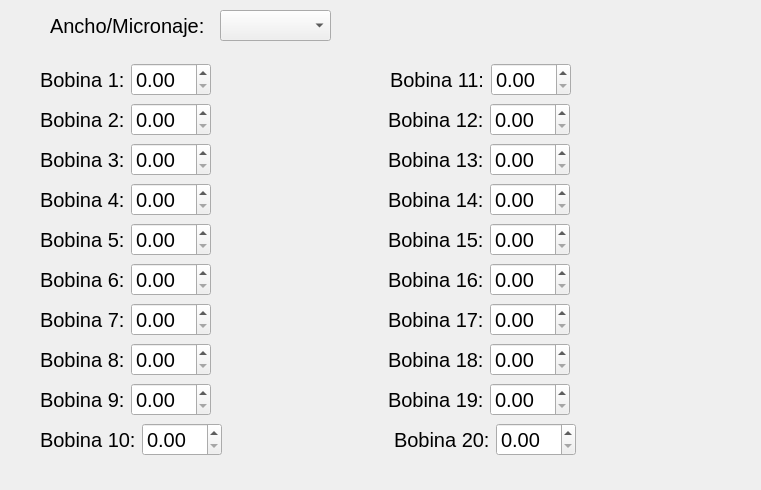
Qt form Bolsaco/Extrusora.ui (maurocipo/Bolsaco) before a commit.
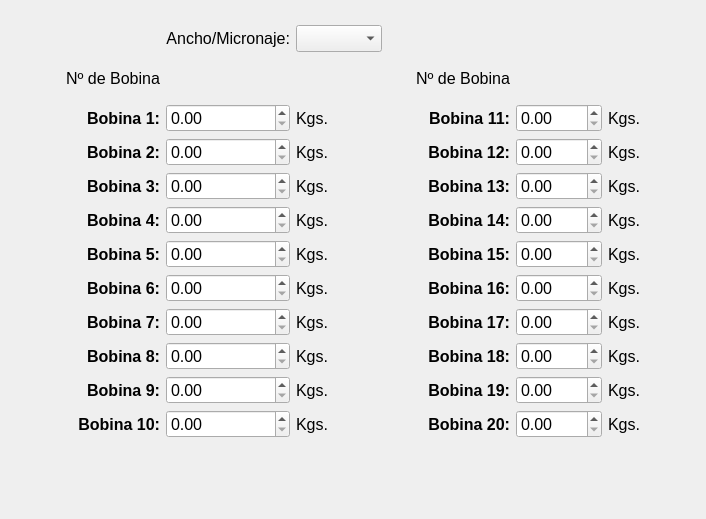
The same form after that commit.

Commit message: - Fixed layouts to work with window resizing. - Added version control of the DB and APP. - Added date control against clock manipulation. - Added automatic backup mechanism.

The edit to the form file:
```diff
--- a/Bolsaco/Extrusora.ui
+++ b/Bolsaco/Extrusora.ui
@@ -6,79 +6,100 @@
    <rect>
     <x>0</x>
     <y>0</y>
-    <width>761</width>
-    <height>490</height>
+    <width>706</width>
+    <height>519</height>
    </rect>
   </property>
   <property name="windowTitle">
    <string>Form</string>
   </property>
+  <layout class="QGridLayout" name="gridLayout_2" rowstretch="1,0,5" columnstretch="0">
+   <item row="2" column="0">
+    <spacer name="verticalSpacer">
+     <property name="orientation">
+      <enum>Qt::Vertical</enum>
+     </property>
+     <property name="sizeHint" stdset="0">
+      <size>
+       <width>20</width>
+       <height>40</height>
+      </size>
+     </property>
+    </spacer>
+   </item>
+   <item row="0" column="0">
+    <spacer name="verticalSpacer_2">
+     <property name="orientation">
+      <enum>Qt::Vertical</enum>
+     </property>
+     <property name="sizeHint" stdset="0">
+      <size>
+       <width>20</width>
+       <height>40</height>
+      </size>
+     </property>
+    </spacer>
+   </item>
+   <item row="1" column="0">
+    <layout class="QGridLayout" name="gridLayout" columnstretch="2,0,0,0,1,0,0,0,2">
+     <item row="0" column="2">
   <widget class="QLabel" name="label_21">
-   <property name="geometry">
-    <rect>
-     <x>50</x>
-     <y>10</y>
-     <width>161</width>
-     <height>31</height>
-    </rect>
-   </property>
    <property name="font">
     <font>
-     <pointsize>15</pointsize>
+         <pointsize>12</pointsize>
     </font>
    </property>
    <property name="text">
     <string>Ancho/Micronaje:</string>
    </property>
-  </widget>
-  <widget class="QComboBox" name="comboBox">
-   <property name="geometry">
-    <rect>
-     <x>220</x>
-     <y>10</y>
-     <width>111</width>
-     <height>31</height>
-    </rect>
-   </property>
+       <property name="alignment">
+        <set>Qt::AlignRight|Qt::AlignTrailing|Qt::AlignVCenter</set>
+       </property>
+      </widget>
+     </item>
+     <item row="10" column="5">
+      <widget class="QLabel" name="label_Bobina19">
    <property name="font">
     <font>
-     <pointsize>15</pointsize>
-    </font>
-   </property>
-  </widget>
-  <widget class="QWidget" name="horizontalLayoutWidget">
-   <property name="geometry">
-    <rect>
-     <x>40</x>
-     <y>40</y>
-     <width>703</width>
-     <height>80</height>
-    </rect>
-   </property>
-   <layout class="QHBoxLayout" name="horizontalLayout">
-    <item>
-     <widget class="QLabel" name="label_Bobina1">
+         <pointsize>12</pointsize>
+         <weight>75</weight>
+         <bold>true</bold>
+        </font>
+       </property>
+       <property name="text">
+        <string>Bobina 19:</string>
+       </property>
+       <property name="alignment">
+        <set>Qt::AlignRight|Qt::AlignTrailing|Qt::AlignVCenter</set>
+       </property>
+      </widget>
+     </item>
+     <item row="3" column="3">
+      <widget class="QLabel" name="label_2">
       <property name="font">
        <font>
-        <pointsize>15</pointsize>
+         <pointsize>12</pointsize>
        </font>
       </property>
       <property name="text">
-       <string>Bobina 1:</string>
+        <string>Kgs.</string>
       </property>
      </widget>
     </item>
-    <item>
-     <widget class="QDoubleSpinBox" name="doubleSpinBox_1">
+     <item row="3" column="6">
+      <widget class="QDoubleSpinBox" name="doubleSpinBox_12">
       <property name="font">
        <font>
-        <pointsize>15</pointsize>
-       </font>
-      </property>
-     </widget>
-    </item>
-    <item>
-     <spacer name="horizontalSpacer_2">
+         <pointsize>12</pointsize>
+        </font>
+       </property>
+       <property name="maximum">
+        <double>9999.989999999999782</double>
+       </property>
+      </widget>
+     </item>
+     <item row="2" column="8">
+      <spacer name="horizontalSpacer_4">
       <property name="orientation">
        <enum>Qt::Horizontal</enum>
       </property>
@@ -90,235 +111,421 @@
       </property>
      </spacer>
     </item>
-    <item>
+     <item row="4" column="3">
+      <widget class="QLabel" name="label_3">
+       <property name="font">
+        <font>
+         <pointsize>12</pointsize>
+        </font>
+       </property>
+       <property name="text">
+        <string>Kgs.</string>
+       </property>
+      </widget>
+     </item>
+     <item row="2" column="4">
+      <spacer name="horizontalSpacer">
+       <property name="orientation">
+        <enum>Qt::Horizontal</enum>
+       </property>
+       <property name="sizeHint" stdset="0">
+        <size>
+         <width>40</width>
+         <height>20</height>
+        </size>
+       </property>
+      </spacer>
+     </item>
+     <item row="9" column="5">
+      <widget class="QLabel" name="label_Bobina18">
+       <property name="font">
+        <font>
+         <pointsize>12</pointsize>
+         <weight>75</weight>
+         <bold>true</bold>
+        </font>
+       </property>
+       <property name="text">
+        <string>Bobina 18:</string>
+       </property>
+       <property name="alignment">
+        <set>Qt::AlignRight|Qt::AlignTrailing|Qt::AlignVCenter</set>
+       </property>
+      </widget>
+     </item>
+     <item row="11" column="3">
+      <widget class="QLabel" name="label_10">
+       <property name="font">
+        <font>
+         <pointsize>12</pointsize>
+        </font>
+       </property>
+       <property name="text">
+        <string>Kgs.</string>
+       </property>
+      </widget>
+     </item>
+     <item row="8" column="7">
+      <widget class="QLabel" name="label_17">
+       <property name="font">
+        <font>
+         <pointsize>12</pointsize>
+        </font>
+       </property>
+       <property name="text">
+        <string>Kgs.</string>
+       </property>
+      </widget>
+     </item>
+     <item row="5" column="2">
+      <widget class="QDoubleSpinBox" name="doubleSpinBox_4">
+       <property name="font">
+        <font>
+         <pointsize>12</pointsize>
+        </font>
+       </property>
+       <property name="maximum">
+        <double>9999.989999999999782</double>
+       </property>
+      </widget>
+     </item>
+     <item row="11" column="7">
+      <widget class="QLabel" name="label_20">
+       <property name="font">
+        <font>
+         <pointsize>12</pointsize>
+        </font>
+       </property>
+       <property name="text">
+        <string>Kgs.</string>
+       </property>
+      </widget>
+     </item>
+     <item row="4" column="2">
+      <widget class="QDoubleSpinBox" name="doubleSpinBox_3">
+       <property name="font">
+        <font>
+         <pointsize>12</pointsize>
+        </font>
+       </property>
+       <property name="maximum">
+        <double>9999.989999999999782</double>
+       </property>
+      </widget>
+     </item>
+     <item row="7" column="7">
+      <widget class="QLabel" name="label_16">
+       <property name="font">
+        <font>
+         <pointsize>12</pointsize>
+        </font>
+       </property>
+       <property name="text">
+        <string>Kgs.</string>
+       </property>
+      </widget>
+     </item>
+     <item row="8" column="3">
+      <widget class="QLabel" name="label_7">
+       <property name="font">
+        <font>
+         <pointsize>12</pointsize>
+        </font>
+       </property>
+       <property name="text">
+        <string>Kgs.</string>
+       </property>
+      </widget>
+     </item>
+     <item row="5" column="7">
+      <widget class="QLabel" name="label_14">
+       <property name="font">
+        <font>
+         <pointsize>12</pointsize>
+        </font>
+       </property>
+       <property name="text">
+        <string>Kgs.</string>
+       </property>
+      </widget>
+     </item>
+     <item row="4" column="6">
+      <widget class="QDoubleSpinBox" name="doubleSpinBox_13">
+       <property name="font">
+        <font>
+         <pointsize>12</pointsize>
+        </font>
+       </property>
+       <property name="maximum">
+        <double>9999.989999999999782</double>
+       </property>
+      </widget>
+     </item>
+     <item row="9" column="6">
+      <widget class="QDoubleSpinBox" name="doubleSpinBox_18">
+       <property name="font">
+        <font>
+         <pointsize>12</pointsize>
+        </font>
+       </property>
+       <property name="maximum">
+        <double>9999.989999999999782</double>
+       </property>
+      </widget>
+     </item>
+     <item row="2" column="3">
+      <widget class="QLabel" name="label">
+       <property name="font">
+        <font>
+         <pointsize>12</pointsize>
+        </font>
+       </property>
+       <property name="text">
+        <string>Kgs.</string>
+       </property>
+      </widget>
+     </item>
+     <item row="2" column="5">
      <widget class="QLabel" name="label_Bobina11">
       <property name="font">
        <font>
-        <pointsize>15</pointsize>
+         <pointsize>12</pointsize>
+         <weight>75</weight>
+         <bold>true</bold>
        </font>
       </property>
       <property name="text">
        <string>Bobina 11:</string>
       </property>
-     </widget>
-    </item>
-    <item>
-     <widget class="QDoubleSpinBox" name="doubleSpinBox_11">
+       <property name="alignment">
+        <set>Qt::AlignRight|Qt::AlignTrailing|Qt::AlignVCenter</set>
+       </property>
+      </widget>
+     </item>
+     <item row="7" column="6">
+      <widget class="QDoubleSpinBox" name="doubleSpinBox_16">
       <property name="font">
        <font>
-        <pointsize>15</pointsize>
-       </font>
-      </property>
-     </widget>
-    </item>
-    <item>
-     <spacer name="horizontalSpacer_11">
-      <property name="orientation">
-       <enum>Qt::Horizontal</enum>
-      </property>
-      <property name="sizeHint" stdset="0">
-       <size>
-        <width>40</width>
-        <height>20</height>
-       </size>
-      </property>
-     </spacer>
-    </item>
-   </layout>
-  </widget>
-  <widget class="QWidget" name="horizontalLayoutWidget_2">
-   <property name="geometry">
-    <rect>
-     <x>40</x>
-     <y>80</y>
-     <width>701</width>
-     <height>80</height>
-    </rect>
-   </property>
-   <layout class="QHBoxLayout" name="horizontalLayout_2">
-    <item>
+         <pointsize>12</pointsize>
+        </font>
+       </property>
+       <property name="maximum">
+        <double>9999.989999999999782</double>
+       </property>
+      </widget>
+     </item>
+     <item row="6" column="3">
+      <widget class="QLabel" name="label_5">
+       <property name="font">
+        <font>
+         <pointsize>12</pointsize>
+        </font>
+       </property>
+       <property name="text">
+        <string>Kgs.</string>
+       </property>
+      </widget>
+     </item>
+     <item row="10" column="6">
+      <widget class="QDoubleSpinBox" name="doubleSpinBox_19">
+       <property name="font">
+        <font>
+         <pointsize>12</pointsize>
+        </font>
+       </property>
+       <property name="maximum">
+        <double>9999.989999999999782</double>
+       </property>
+      </widget>
+     </item>
+     <item row="3" column="1">
      <widget class="QLabel" name="label_Bobina2">
       <property name="font">
        <font>
-        <pointsize>15</pointsize>
+         <pointsize>12</pointsize>
+         <weight>75</weight>
+         <bold>true</bold>
        </font>
       </property>
       <property name="text">
        <string>Bobina 2:</string>
       </property>
-     </widget>
-    </item>
-    <item>
-     <widget class="QDoubleSpinBox" name="doubleSpinBox_2">
-      <property name="font">
-       <font>
-        <pointsize>15</pointsize>
-       </font>
+       <property name="alignment">
+        <set>Qt::AlignRight|Qt::AlignTrailing|Qt::AlignVCenter</set>
       </property>
      </widget>
     </item>
-    <item>
-     <spacer name="horizontalSpacer">
-      <property name="orientation">
-       <enum>Qt::Horizontal</enum>
-      </property>
-      <property name="sizeHint" stdset="0">
-       <size>
-        <width>40</width>
-        <height>20</height>
-       </size>
-      </property>
-     </spacer>
-    </item>
-    <item>
-     <widget class="QLabel" name="label_Bobina12">
+     <item row="11" column="5">
+      <widget class="QLabel" name="label_Bobina20">
       <property name="font">
        <font>
-        <pointsize>15</pointsize>
+         <pointsize>12</pointsize>
+         <weight>75</weight>
+         <bold>true</bold>
        </font>
       </property>
       <property name="text">
-       <string>Bobina 12:</string>
-      </property>
-     </widget>
-    </item>
-    <item>
-     <widget class="QDoubleSpinBox" name="doubleSpinBox_12">
-      <property name="font">
-       <font>
-        <pointsize>15</pointsize>
-       </font>
+        <string>Bobina 20:</string>
+       </property>
+       <property name="alignment">
+        <set>Qt::AlignRight|Qt::AlignTrailing|Qt::AlignVCenter</set>
       </property>
      </widget>
     </item>
-    <item>
-     <spacer name="horizontalSpacer_12">
-      <property name="orientation">
-       <enum>Qt::Horizontal</enum>
-      </property>
-      <property name="sizeHint" stdset="0">
-       <size>
-        <width>40</width>
-        <height>20</height>
-       </size>
-      </property>
-     </spacer>
-    </item>
-   </layout>
-  </widget>
-  <widget class="QWidget" name="horizontalLayoutWidget_3">
-   <property name="geometry">
-    <rect>
-     <x>40</x>
-     <y>120</y>
-     <width>701</width>
-     <height>80</height>
-    </rect>
-   </property>
-   <layout class="QHBoxLayout" name="horizontalLayout_3">
-    <item>
-     <widget class="QLabel" name="label_Bobina3">
+     <item row="3" column="7">
+      <widget class="QLabel" name="label_12">
       <property name="font">
        <font>
-        <pointsize>15</pointsize>
+         <pointsize>12</pointsize>
        </font>
       </property>
       <property name="text">
-       <string>Bobina 3:</string>
+        <string>Kgs.</string>
       </property>
      </widget>
     </item>
-    <item>
-     <widget class="QDoubleSpinBox" name="doubleSpinBox_3">
-      <property name="font">
-       <font>
-        <pointsize>15</pointsize>
-       </font>
-      </property>
-     </widget>
-    </item>
-    <item>
-     <spacer name="horizontalSpacer_3">
-      <property name="orientation">
-       <enum>Qt::Horizontal</enum>
-      </property>
-      <property name="sizeHint" stdset="0">
-       <size>
-        <width>40</width>
-        <height>20</height>
-       </size>
-      </property>
-     </spacer>
-    </item>
-    <item>
+     <item row="4" column="5">
      <widget class="QLabel" name="label_Bobina13">
       <property name="font">
        <font>
-        <pointsize>15</pointsize>
+         <pointsize>12</pointsize>
+         <weight>75</weight>
+         <bold>true</bold>
        </font>
       </property>
       <property name="text">
        <string>Bobina 13:</string>
       </property>
-     </widget>
-    </item>
-    <item>
-     <widget class="QDoubleSpinBox" name="doubleSpinBox_13">
+       <property name="alignment">
+        <set>Qt::AlignRight|Qt::AlignTrailing|Qt::AlignVCenter</set>
+       </property>
+      </widget>
+     </item>
+     <item row="6" column="2">
+      <widget class="QDoubleSpinBox" name="doubleSpinBox_5">
       <property name="font">
        <font>
-        <pointsize>15</pointsize>
-       </font>
-      </property>
-     </widget>
-    </item>
-    <item>
-     <spacer name="horizontalSpacer_13">
-      <property name="orientation">
-       <enum>Qt::Horizontal</enum>
-      </property>
-      <property name="sizeHint" stdset="0">
-       <size>
-        <width>40</width>
-        <height>20</height>
-       </size>
-      </property>
-     </spacer>
-    </item>
-   </layout>
-  </widget>
-  <widget class="QWidget" name="horizontalLayoutWidget_4">
-   <property name="geometry">
-    <rect>
-     <x>40</x>
-     <y>160</y>
-     <width>701</width>
-     <height>80</height>
-    </rect>
-   </property>
-   <layout class="QHBoxLayout" name="horizontalLayout_4">
-    <item>
+         <pointsize>12</pointsize>
+        </font>
+       </property>
+       <property name="maximum">
+        <double>9999.989999999999782</double>
+       </property>
+      </widget>
+     </item>
+     <item row="10" column="1">
+      <widget class="QLabel" name="label_Bobina9">
+       <property name="font">
+        <font>
+         <pointsize>12</pointsize>
+         <weight>75</weight>
+         <bold>true</bold>
+        </font>
+       </property>
+       <property name="text">
+        <string>Bobina 9:</string>
+       </property>
+       <property name="alignment">
+        <set>Qt::AlignRight|Qt::AlignTrailing|Qt::AlignVCenter</set>
+       </property>
+      </widget>
+     </item>
+     <item row="5" column="6">
+      <widget class="QDoubleSpinBox" name="doubleSpinBox_14">
+       <property name="font">
+        <font>
+         <pointsize>12</pointsize>
+        </font>
+       </property>
+       <property name="maximum">
+        <double>9999.989999999999782</double>
+       </property>
+      </widget>
+     </item>
+     <item row="2" column="2">
+      <widget class="QDoubleSpinBox" name="doubleSpinBox_1">
+       <property name="font">
+        <font>
+         <pointsize>12</pointsize>
+        </font>
+       </property>
+       <property name="maximum">
+        <double>9999.989999999999782</double>
+       </property>
+      </widget>
+     </item>
+     <item row="11" column="6">
+      <widget class="QDoubleSpinBox" name="doubleSpinBox_20">
+       <property name="font">
+        <font>
+         <pointsize>12</pointsize>
+        </font>
+       </property>
+       <property name="maximum">
+        <double>9999.989999999999782</double>
+       </property>
+      </widget>
+     </item>
+     <item row="4" column="7">
+      <widget class="QLabel" name="label_13">
+       <property name="font">
+        <font>
+         <pointsize>12</pointsize>
+        </font>
+       </property>
+       <property name="text">
+        <string>Kgs.</string>
+       </property>
+      </widget>
+     </item>
+     <item row="5" column="1">
      <widget class="QLabel" name="label_Bobina4">
       <property name="font">
        <font>
-        <pointsize>15</pointsize>
+         <pointsize>12</pointsize>
+         <weight>75</weight>
+         <bold>true</bold>
        </font>
       </property>
       <property name="text">
        <string>Bobina 4:</string>
       </property>
-     </widget>
-    </item>
-    <item>
-     <widget class="QDoubleSpinBox" name="doubleSpinBox_4">
+       <property name="alignment">
+        <set>Qt::AlignRight|Qt::AlignTrailing|Qt::AlignVCenter</set>
+       </property>
+      </widget>
+     </item>
+     <item row="3" column="5">
+      <widget class="QLabel" name="label_Bobina12">
       <property name="font">
        <font>
-        <pointsize>15</pointsize>
-       </font>
-      </property>
-     </widget>
-    </item>
-    <item>
-     <spacer name="horizontalSpacer_4">
+         <pointsize>12</pointsize>
+         <weight>75</weight>
+         <bold>true</bold>
+        </font>
+       </property>
+       <property name="text">
+        <string>Bobina 12:</string>
+       </property>
+       <property name="alignment">
+        <set>Qt::AlignRight|Qt::AlignTrailing|Qt::AlignVCenter</set>
+       </property>
+      </widget>
+     </item>
+     <item row="6" column="6">
+      <widget class="QDoubleSpinBox" name="doubleSpinBox_15">
+       <property name="font">
+        <font>
+         <pointsize>12</pointsize>
+        </font>
+       </property>
+       <property name="maximum">
+        <double>9999.989999999999782</double>
+       </property>
+      </widget>
+     </item>
+     <item row="2" column="0">
+      <spacer name="horizontalSpacer_5">
       <property name="orientation">
        <enum>Qt::Horizontal</enum>
       </property>
@@ -330,522 +537,443 @@
       </property>
      </spacer>
     </item>
-    <item>
+     <item row="5" column="5">
      <widget class="QLabel" name="label_Bobina14">
       <property name="font">
        <font>
-        <pointsize>15</pointsize>
+         <pointsize>12</pointsize>
+         <weight>75</weight>
+         <bold>true</bold>
        </font>
       </property>
       <property name="text">
        <string>Bobina 14:</string>
       </property>
-     </widget>
-    </item>
-    <item>
-     <widget class="QDoubleSpinBox" name="doubleSpinBox_14">
-      <property name="font">
-       <font>
-        <pointsize>15</pointsize>
-       </font>
+       <property name="alignment">
+        <set>Qt::AlignRight|Qt::AlignTrailing|Qt::AlignVCenter</set>
       </property>
      </widget>
     </item>
-    <item>
-     <spacer name="horizontalSpacer_14">
-      <property name="orientation">
-       <enum>Qt::Horizontal</enum>
-      </property>
-      <property name="sizeHint" stdset="0">
-       <size>
-        <width>40</width>
-        <height>20</height>
-       </size>
-      </property>
-     </spacer>
-    </item>
-   </layout>
-  </widget>
-  <widget class="QWidget" name="horizontalLayoutWidget_5">
-   <property name="geometry">
-    <rect>
-     <x>40</x>
-     <y>200</y>
-     <width>701</width>
-     <height>80</height>
-    </rect>
-   </property>
-   <layout class="QHBoxLayout" name="horizontalLayout_5">
-    <item>
-     <widget class="QLabel" name="label_Bobina5">
+     <item row="3" column="2">
+      <widget class="QDoubleSpinBox" name="doubleSpinBox_2">
       <property name="font">
        <font>
-        <pointsize>15</pointsize>
-       </font>
-      </property>
-      <property name="text">
-       <string>Bobina 5:</string>
+         <pointsize>12</pointsize>
+        </font>
+       </property>
+       <property name="maximum">
+        <double>9999.989999999999782</double>
       </property>
      </widget>
     </item>
-    <item>
-     <widget class="QDoubleSpinBox" name="doubleSpinBox_5">
+     <item row="10" column="3">
+      <widget class="QLabel" name="label_9">
       <property name="font">
        <font>
-        <pointsize>15</pointsize>
-       </font>
-      </property>
-     </widget>
-    </item>
-    <item>
-     <spacer name="horizontalSpacer_5">
-      <property name="orientation">
-       <enum>Qt::Horizontal</enum>
-      </property>
-      <property name="sizeHint" stdset="0">
-       <size>
-        <width>40</width>
-        <height>20</height>
-       </size>
-      </property>
-     </spacer>
-    </item>
-    <item>
-     <widget class="QLabel" name="label_Bobina15">
-      <property name="font">
-       <font>
-        <pointsize>15</pointsize>
-       </font>
-      </property>
+         <pointsize>12</pointsize>
+        </font>
+       </property>
       <property name="text">
-       <string>Bobina 15:</string>
+        <string>Kgs.</string>
       </property>
      </widget>
     </item>
-    <item>
-     <widget class="QDoubleSpinBox" name="doubleSpinBox_15">
+     <item row="2" column="1">
+      <widget class="QLabel" name="label_Bobina1">
       <property name="font">
        <font>
-        <pointsize>15</pointsize>
-       </font>
-      </property>
-     </widget>
-    </item>
-    <item>
-     <spacer name="horizontalSpacer_15">
-      <property name="orientation">
-       <enum>Qt::Horizontal</enum>
-      </property>
-      <property name="sizeHint" stdset="0">
-       <size>
-        <width>40</width>
-        <height>20</height>
-       </size>
-      </property>
-     </spacer>
-    </item>
-   </layout>
-  </widget>
-  <widget class="QWidget" name="horizontalLayoutWidget_6">
-   <property name="geometry">
-    <rect>
-     <x>40</x>
-     <y>240</y>
-     <width>701</width>
-     <height>80</height>
-    </rect>
-   </property>
-   <layout class="QHBoxLayout" name="horizontalLayout_6">
-    <item>
-     <widget class="QLabel" name="label_Bobina6">
-      <property name="font">
-       <font>
-        <pointsize>15</pointsize>
-       </font>
-      </property>
-      <property name="text">
-       <string>Bobina 6:</string>
-      </property>
-     </widget>
-    </item>
-    <item>
-     <widget class="QDoubleSpinBox" name="doubleSpinBox_6">
+         <pointsize>12</pointsize>
+         <weight>75</weight>
+         <bold>true</bold>
+        </font>
+       </property>
+       <property name="text">
+        <string>Bobina 1:</string>
+       </property>
+       <property name="textFormat">
+        <enum>Qt::MarkdownText</enum>
+       </property>
+       <property name="alignment">
+        <set>Qt::AlignRight|Qt::AlignTrailing|Qt::AlignVCenter</set>
+       </property>
+      </widget>
+     </item>
+     <item row="2" column="6">
+      <widget class="QDoubleSpinBox" name="doubleSpinBox_11">
       <property name="font">
        <font>
-        <pointsize>15</pointsize>
-       </font>
-      </property>
-     </widget>
-    </item>
-    <item>
-     <spacer name="horizontalSpacer_6">
-      <property name="orientation">
-       <enum>Qt::Horizontal</enum>
-      </property>
-      <property name="sizeHint" stdset="0">
-       <size>
-        <width>40</width>
-        <height>20</height>
-       </size>
-      </property>
-     </spacer>
-    </item>
-    <item>
+         <pointsize>12</pointsize>
+        </font>
+       </property>
+       <property name="maximum">
+        <double>9999.989999999999782</double>
+       </property>
+      </widget>
+     </item>
+     <item row="7" column="5">
      <widget class="QLabel" name="label_Bobina16">
       <property name="font">
        <font>
-        <pointsize>15</pointsize>
+         <pointsize>12</pointsize>
+         <weight>75</weight>
+         <bold>true</bold>
        </font>
       </property>
       <property name="text">
        <string>Bobina 16:</string>
       </property>
-     </widget>
-    </item>
-    <item>
-     <widget class="QDoubleSpinBox" name="doubleSpinBox_16">
+       <property name="alignment">
+        <set>Qt::AlignRight|Qt::AlignTrailing|Qt::AlignVCenter</set>
+       </property>
+      </widget>
+     </item>
+     <item row="2" column="7">
+      <widget class="QLabel" name="label_11">
       <property name="font">
        <font>
-        <pointsize>15</pointsize>
-       </font>
-      </property>
-     </widget>
-    </item>
-    <item>
-     <spacer name="horizontalSpacer_16">
-      <property name="orientation">
-       <enum>Qt::Horizontal</enum>
-      </property>
-      <property name="sizeHint" stdset="0">
-       <size>
-        <width>40</width>
-        <height>20</height>
-       </size>
-      </property>
-     </spacer>
-    </item>
-   </layout>
-  </widget>
-  <widget class="QWidget" name="horizontalLayoutWidget_7">
-   <property name="geometry">
-    <rect>
-     <x>40</x>
-     <y>280</y>
-     <width>701</width>
-     <height>80</height>
-    </rect>
-   </property>
-   <layout class="QHBoxLayout" name="horizontalLayout_7">
-    <item>
+         <pointsize>12</pointsize>
+        </font>
+       </property>
+       <property name="text">
+        <string>Kgs.</string>
+       </property>
+      </widget>
+     </item>
+     <item row="9" column="7">
+      <widget class="QLabel" name="label_18">
+       <property name="font">
+        <font>
+         <pointsize>12</pointsize>
+        </font>
+       </property>
+       <property name="text">
+        <string>Kgs.</string>
+       </property>
+      </widget>
+     </item>
+     <item row="8" column="2">
+      <widget class="QDoubleSpinBox" name="doubleSpinBox_7">
+       <property name="font">
+        <font>
+         <pointsize>12</pointsize>
+        </font>
+       </property>
+       <property name="maximum">
+        <double>9999.989999999999782</double>
+       </property>
+      </widget>
+     </item>
+     <item row="6" column="7">
+      <widget class="QLabel" name="label_15">
+       <property name="font">
+        <font>
+         <pointsize>12</pointsize>
+        </font>
+       </property>
+       <property name="text">
+        <string>Kgs.</string>
+       </property>
+      </widget>
+     </item>
+     <item row="8" column="1">
      <widget class="QLabel" name="label_Bobina7">
       <property name="font">
        <font>
-        <pointsize>15</pointsize>
+         <pointsize>12</pointsize>
+         <weight>75</weight>
+         <bold>true</bold>
        </font>
       </property>
       <property name="text">
        <string>Bobina 7:</string>
       </property>
-     </widget>
-    </item>
-    <item>
-     <widget class="QDoubleSpinBox" name="doubleSpinBox_7">
-      <property name="font">
-       <font>
-        <pointsize>15</pointsize>
-       </font>
+       <property name="alignment">
+        <set>Qt::AlignRight|Qt::AlignTrailing|Qt::AlignVCenter</set>
       </property>
      </widget>
     </item>
-    <item>
-     <spacer name="horizontalSpacer_7">
-      <property name="orientation">
-       <enum>Qt::Horizontal</enum>
-      </property>
-      <property name="sizeHint" stdset="0">
-       <size>
-        <width>40</width>
-        <height>20</height>
-       </size>
-      </property>
-     </spacer>
-    </item>
-    <item>
-     <widget class="QLabel" name="label_Bobina17">
+     <item row="7" column="1">
+      <widget class="QLabel" name="label_Bobina6">
       <property name="font">
        <font>
-        <pointsize>15</pointsize>
+         <pointsize>12</pointsize>
+         <weight>75</weight>
+         <bold>true</bold>
        </font>
       </property>
       <property name="text">
-       <string>Bobina 17:</string>
-      </property>
-     </widget>
-    </item>
-    <item>
-     <widget class="QDoubleSpinBox" name="doubleSpinBox_17">
-      <property name="font">
-       <font>
-        <pointsize>15</pointsize>
-       </font>
+        <string>Bobina 6:</string>
+       </property>
+       <property name="alignment">
+        <set>Qt::AlignRight|Qt::AlignTrailing|Qt::AlignVCenter</set>
       </property>
      </widget>
     </item>
-    <item>
-     <spacer name="horizontalSpacer_17">
-      <property name="orientation">
-       <enum>Qt::Horizontal</enum>
-      </property>
-      <property name="sizeHint" stdset="0">
-       <size>
-        <width>40</width>
-        <height>20</height>
-       </size>
-      </property>
-     </spacer>
-    </item>
-   </layout>
-  </widget>
-  <widget class="QWidget" name="horizontalLayoutWidget_8">
-   <property name="geometry">
-    <rect>
-     <x>40</x>
-     <y>320</y>
-     <width>701</width>
-     <height>80</height>
-    </rect>
-   </property>
-   <layout class="QHBoxLayout" name="horizontalLayout_8">
-    <item>
+     <item row="9" column="1">
      <widget class="QLabel" name="label_Bobina8">
       <property name="font">
        <font>
-        <pointsize>15</pointsize>
+         <pointsize>12</pointsize>
+         <weight>75</weight>
+         <bold>true</bold>
        </font>
       </property>
       <property name="text">
        <string>Bobina 8:</string>
       </property>
-     </widget>
-    </item>
-    <item>
-     <widget class="QDoubleSpinBox" name="doubleSpinBox_8">
-      <property name="font">
-       <font>
-        <pointsize>15</pointsize>
-       </font>
+       <property name="alignment">
+        <set>Qt::AlignRight|Qt::AlignTrailing|Qt::AlignVCenter</set>
       </property>
      </widget>
     </item>
-    <item>
-     <spacer name="horizontalSpacer_8">
-      <property name="orientation">
-       <enum>Qt::Horizontal</enum>
-      </property>
-      <property name="sizeHint" stdset="0">
-       <size>
-        <width>40</width>
-        <height>20</height>
-       </size>
-      </property>
-     </spacer>
-    </item>
-    <item>
-     <widget class="QLabel" name="label_Bobina18">
-      <property name="font">
-       <font>
-        <pointsize>15</pointsize>
-       </font>
-      </property>
-      <property name="text">
-       <string>Bobina 18:</string>
-      </property>
-     </widget>
-    </item>
-    <item>
-     <widget class="QDoubleSpinBox" name="doubleSpinBox_18">
-      <property name="font">
-       <font>
-        <pointsize>15</pointsize>
-       </font>
-      </property>
-     </widget>
-    </item>
-    <item>
-     <spacer name="horizontalSpacer_18">
-      <property name="orientation">
-       <enum>Qt::Horizontal</enum>
-      </property>
-      <property name="sizeHint" stdset="0">
-       <size>
-        <width>40</width>
-        <height>20</height>
-       </size>
-      </property>
-     </spacer>
-    </item>
-   </layout>
-  </widget>
-  <widget class="QWidget" name="horizontalLayoutWidget_9">
-   <property name="geometry">
-    <rect>
-     <x>40</x>
-     <y>360</y>
-     <width>701</width>
-     <height>80</height>
-    </rect>
-   </property>
-   <layout class="QHBoxLayout" name="horizontalLayout_9">
-    <item>
-     <widget class="QLabel" name="label_Bobina9">
-      <property name="font">
-       <font>
-        <pointsize>15</pointsize>
-       </font>
-      </property>
-      <property name="text">
-       <string>Bobina 9:</string>
-      </property>
-     </widget>
-    </item>
-    <item>
-     <widget class="QDoubleSpinBox" name="doubleSpinBox_9">
-      <property name="font">
-       <font>
-        <pointsize>15</pointsize>
-       </font>
-      </property>
-     </widget>
-    </item>
-    <item>
-     <spacer name="horizontalSpacer_9">
-      <property name="orientation">
-       <enum>Qt::Horizontal</enum>
-      </property>
-      <property name="sizeHint" stdset="0">
-       <size>
-        <width>40</width>
-        <height>20</height>
-       </size>
-      </property>
-     </spacer>
-    </item>
-    <item>
-     <widget class="QLabel" name="label_Bobina19">
-      <property name="font">
-       <font>
-        <pointsize>15</pointsize>
-       </font>
-      </property>
-      <property name="text">
-       <string>Bobina 19:</string>
-      </property>
-     </widget>
-    </item>
-    <item>
-     <widget class="QDoubleSpinBox" name="doubleSpinBox_19">
-      <property name="font">
-       <font>
-        <pointsize>15</pointsize>
-       </font>
-      </property>
-     </widget>
-    </item>
-    <item>
-     <spacer name="horizontalSpacer_19">
-      <property name="orientation">
-       <enum>Qt::Horizontal</enum>
-      </property>
-      <property name="sizeHint" stdset="0">
-       <size>
-        <width>40</width>
-        <height>20</height>
-       </size>
-      </property>
-     </spacer>
-    </item>
-   </layout>
-  </widget>
-  <widget class="QWidget" name="horizontalLayoutWidget_10">
-   <property name="geometry">
-    <rect>
-     <x>40</x>
-     <y>400</y>
-     <width>701</width>
-     <height>80</height>
-    </rect>
-   </property>
-   <layout class="QHBoxLayout" name="horizontalLayout_10">
-    <item>
+     <item row="11" column="1">
      <widget class="QLabel" name="label_Bobina10">
       <property name="font">
        <font>
-        <pointsize>15</pointsize>
+         <pointsize>12</pointsize>
+         <weight>75</weight>
+         <bold>true</bold>
        </font>
       </property>
       <property name="text">
        <string>Bobina 10:</string>
       </property>
-     </widget>
-    </item>
-    <item>
+       <property name="alignment">
+        <set>Qt::AlignRight|Qt::AlignTrailing|Qt::AlignVCenter</set>
+       </property>
+      </widget>
+     </item>
+     <item row="7" column="3">
+      <widget class="QLabel" name="label_6">
+       <property name="font">
+        <font>
+         <pointsize>12</pointsize>
+        </font>
+       </property>
+       <property name="text">
+        <string>Kgs.</string>
+       </property>
+      </widget>
+     </item>
+     <item row="10" column="2">
+      <widget class="QDoubleSpinBox" name="doubleSpinBox_9">
+       <property name="font">
+        <font>
+         <pointsize>12</pointsize>
+        </font>
+       </property>
+       <property name="maximum">
+        <double>9999.989999999999782</double>
+       </property>
+      </widget>
+     </item>
+     <item row="10" column="7">
+      <widget class="QLabel" name="label_19">
+       <property name="font">
+        <font>
+         <pointsize>12</pointsize>
+        </font>
+       </property>
+       <property name="text">
+        <string>Kgs.</string>
+       </property>
+      </widget>
+     </item>
+     <item row="7" column="2">
+      <widget class="QDoubleSpinBox" name="doubleSpinBox_6">
+       <property name="font">
+        <font>
+         <pointsize>12</pointsize>
+        </font>
+       </property>
+       <property name="maximum">
+        <double>9999.989999999999782</double>
+       </property>
+      </widget>
+     </item>
+     <item row="6" column="5">
+      <widget class="QLabel" name="label_Bobina15">
+       <property name="font">
+        <font>
+         <pointsize>12</pointsize>
+         <weight>75</weight>
+         <bold>true</bold>
+        </font>
+       </property>
+       <property name="text">
+        <string>Bobina 15:</string>
+       </property>
+       <property name="alignment">
+        <set>Qt::AlignRight|Qt::AlignTrailing|Qt::AlignVCenter</set>
+       </property>
+      </widget>
+     </item>
+     <item row="5" column="3">
+      <widget class="QLabel" name="label_4">
+       <property name="font">
+        <font>
+         <pointsize>12</pointsize>
+        </font>
+       </property>
+       <property name="text">
+        <string>Kgs.</string>
+       </property>
+      </widget>
+     </item>
+     <item row="8" column="5">
+      <widget class="QLabel" name="label_Bobina17">
+       <property name="font">
+        <font>
+         <pointsize>12</pointsize>
+         <weight>75</weight>
+         <bold>true</bold>
+        </font>
+       </property>
+       <property name="text">
+        <string>Bobina 17:</string>
+       </property>
+       <property name="alignment">
+        <set>Qt::AlignRight|Qt::AlignTrailing|Qt::AlignVCenter</set>
+       </property>
+      </widget>
+     </item>
+     <item row="8" column="6">
+      <widget class="QDoubleSpinBox" name="doubleSpinBox_17">
+       <property name="font">
+        <font>
+         <pointsize>12</pointsize>
+        </font>
+       </property>
+       <property name="maximum">
+        <double>9999.989999999999782</double>
+       </property>
+      </widget>
+     </item>
+     <item row="9" column="2">
+      <widget class="QDoubleSpinBox" name="doubleSpinBox_8">
+       <property name="font">
+        <font>
+         <pointsize>12</pointsize>
+        </font>
+       </property>
+       <property name="maximum">
+        <double>9999.989999999999782</double>
+       </property>
+      </widget>
+     </item>
+     <item row="6" column="1">
+      <widget class="QLabel" name="label_Bobina5">
+       <property name="font">
+        <font>
+         <pointsize>12</pointsize>
+         <weight>75</weight>
+         <bold>true</bold>
+        </font>
+       </property>
+       <property name="text">
+        <string>Bobina 5:</string>
+       </property>
+       <property name="alignment">
+        <set>Qt::AlignRight|Qt::AlignTrailing|Qt::AlignVCenter</set>
+       </property>
+      </widget>
+     </item>
+     <item row="4" column="1">
+      <widget class="QLabel" name="label_Bobina3">
+       <property name="font">
+        <font>
+         <pointsize>12</pointsize>
+         <weight>75</weight>
+         <bold>true</bold>
+        </font>
+       </property>
+       <property name="text">
+        <string>Bobina 3:</string>
+       </property>
+       <property name="alignment">
+        <set>Qt::AlignRight|Qt::AlignTrailing|Qt::AlignVCenter</set>
+       </property>
+      </widget>
+     </item>
+     <item row="9" column="3">
+      <widget class="QLabel" name="label_8">
+       <property name="font">
+        <font>
+         <pointsize>12</pointsize>
+        </font>
+       </property>
+       <property name="text">
+        <string>Kgs.</string>
+       </property>
+      </widget>
+     </item>
+     <item row="11" column="2">
      <widget class="QDoubleSpinBox" name="doubleSpinBox_10">
       <property name="font">
        <font>
-        <pointsize>15</pointsize>
-       </font>
-      </property>
-     </widget>
-    </item>
-    <item>
-     <spacer name="horizontalSpacer_10">
+         <pointsize>12</pointsize>
+        </font>
+       </property>
+       <property name="maximum">
+        <double>9999.989999999999782</double>
+       </property>
+      </widget>
+     </item>
+     <item row="0" column="3">
+      <widget class="QComboBox" name="comboBox">
+       <property name="font">
+        <font>
+         <pointsize>12</pointsize>
+        </font>
+       </property>
+      </widget>
+     </item>
+     <item row="1" column="4">
+      <spacer name="verticalSpacer_3">
       <property name="orientation">
-       <enum>Qt::Horizontal</enum>
+        <enum>Qt::Vertical</enum>
       </property>
       <property name="sizeHint" stdset="0">
        <size>
-        <width>40</width>
-        <height>20</height>
+         <width>20</width>
+         <height>40</height>
        </size>
       </property>
      </spacer>
     </item>
-    <item>
-     <widget class="QLabel" name="label_Bobina20">
+     <item row="1" column="1">
+      <widget class="QLabel" name="label_22">
       <property name="font">
        <font>
-        <pointsize>15</pointsize>
+         <pointsize>12</pointsize>
        </font>
       </property>
       <property name="text">
-       <string>Bobina 20:</string>
-      </property>
-     </widget>
-    </item>
-    <item>
-     <widget class="QDoubleSpinBox" name="doubleSpinBox_20">
+        <string>Nº de Bobina</string>
+       </property>
+       <property name="alignment">
+        <set>Qt::AlignCenter</set>
+       </property>
+      </widget>
+     </item>
+     <item row="1" column="5">
+      <widget class="QLabel" name="label_23">
       <property name="font">
        <font>
-        <pointsize>15</pointsize>
-       </font>
-      </property>
-     </widget>
-    </item>
-    <item>
-     <spacer name="horizontalSpacer_20">
-      <property name="orientation">
-       <enum>Qt::Horizontal</enum>
-      </property>
-      <property name="sizeHint" stdset="0">
-       <size>
-        <width>40</width>
-        <height>20</height>
-       </size>
-      </property>
-     </spacer>
-    </item>
-   </layout>
-  </widget>
+         <pointsize>12</pointsize>
+        </font>
+       </property>
+       <property name="text">
+        <string>Nº de Bobina</string>
+       </property>
+       <property name="alignment">
+        <set>Qt::AlignCenter</set>
+       </property>
+      </widget>
+     </item>
+    </layout>
+   </item>
+  </layout>
  </widget>
  <tabstops>
   <tabstop>comboBox</tabstop>
```
Left out of the diff: 19 changed lines with no effect on the pictures. Lines whose indentation alone changed are shown as unchanged. The commit also changes 25 other files.
